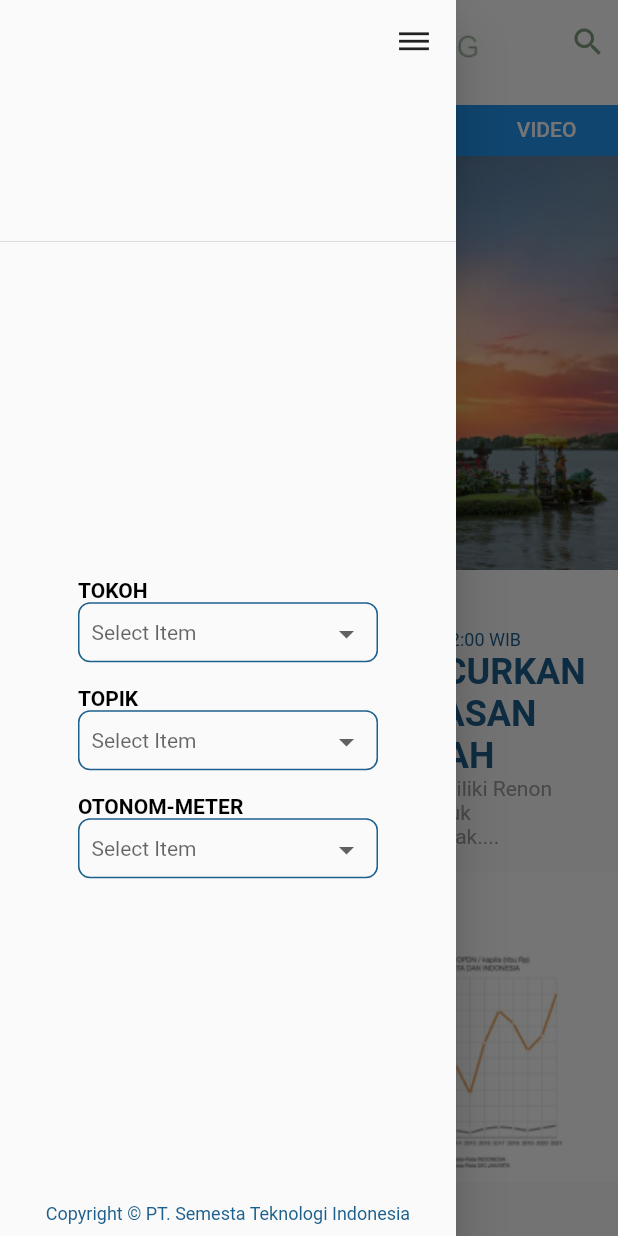
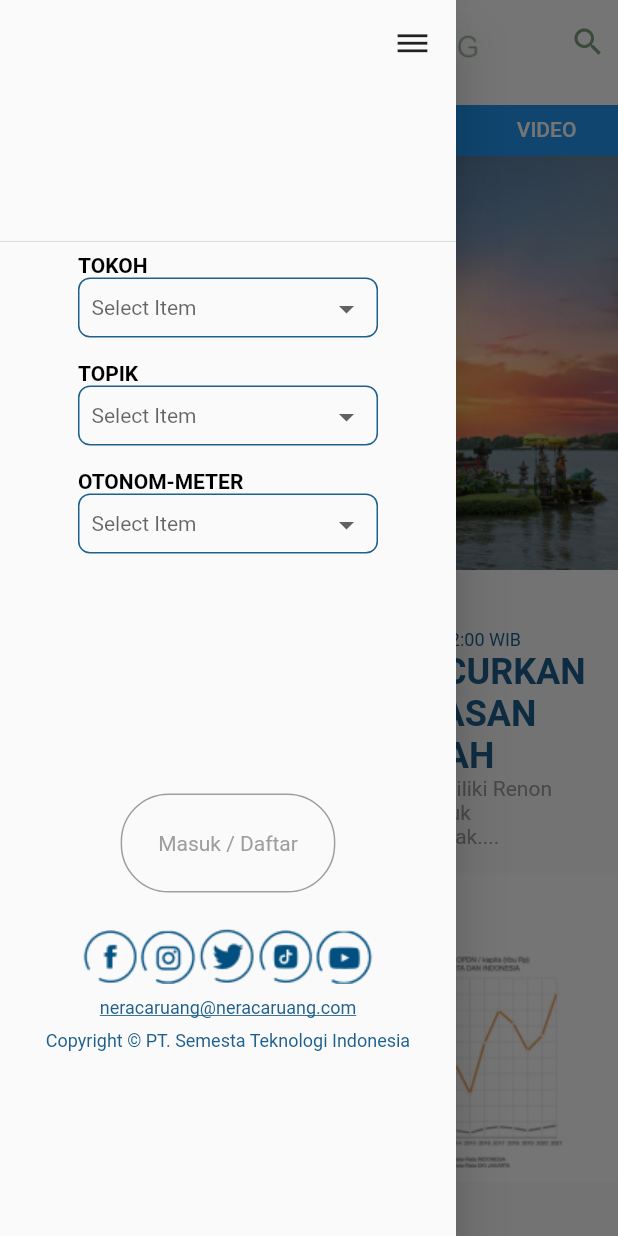
Before and after one commit to imaldi/flutter_neraca_ruang, a Flutter app: the screen it shows after launch, with the side drawer open, on a phone screen of 412 x 824 dp. Run offline on Flutter 3.47's test engine with Material 2 defaults, Android fonts, the phone set to English and light mode, and no system bars; drawn by our look-alikes of dropdown_button2.

Commit message:
done drawer

```diff
--- a/lib/main.dart
+++ b/lib/main.dart
@@ -82,10 +82,14 @@ class _MyHomePageState extends State<MyHomePage> {
           ],
         ),
         drawer: Drawer(
+          child: SingleChildScrollView(
             child: Column(
               mainAxisAlignment: MainAxisAlignment.spaceBetween,
               children: [
                 DrawerHeader(
+                    margin: EdgeInsets.all(0),
+                    decoration: BoxDecoration(
+                        border: Border.all(style: BorderStyle.none)),
                     child: Row(
                       crossAxisAlignment: CrossAxisAlignment.start,
                       mainAxisAlignment: MainAxisAlignment.end,
@@ -94,6 +98,43 @@ class _MyHomePageState extends State<MyHomePage> {
                       ],
                     )),
                 DrawerContent(),
+                SizedBox(
+                  height: 2 * extra,
+                ),
+                Container(
+                  padding: EdgeInsets.all(big),
+                  margin: EdgeInsets.symmetric(vertical: big),
+                  decoration: BoxDecoration(
+                      border: Border.all(color: Colors.grey),
+                      borderRadius: BorderRadius.all(Radius.circular(huge))),
+                  child: Text("Masuk / Daftar"),
+                ),
+                Column(
+                  mainAxisAlignment: MainAxisAlignment.end,
+                  children: [
+                    Padding(
+                      padding: const EdgeInsets.only(bottom: 8.0),
+                      child: Row(
+                        mainAxisAlignment: MainAxisAlignment.center,
+                        children: [
+                          Image.asset("assets/images/icon_facebook.png"),
+                          Image.asset("assets/images/icon_ig.png"),
+                          Image.asset("assets/images/icon_twitter.png"),
+                          Image.asset("assets/images/icon_tiktok.png"),
+                          Image.asset("assets/images/icon_youtube.png"),
+                        ],
+                      ),
+                    ),
+                    Padding(
+                      padding: const EdgeInsets.only(bottom: 8.0),
+                      child: Text(
+                        "neracaruang@neracaruang.com",
+                        style: Theme.of(context)
+                            .textTheme
+                            .bodySmall
+                            ?.copyWith(decoration: TextDecoration.underline),
+                      ),
+                    ),
                     Padding(
                       padding: const EdgeInsets.only(bottom: 8.0),
                       child: Text(
@@ -102,6 +143,9 @@ class _MyHomePageState extends State<MyHomePage> {
                       ),
                     ),
                   ],
+                ),
+              ],
+            ),
           ),
         ),
         body: SingleChildScrollView(
```
Also changed, not shown: assets/images/icon_facebook.png (added), assets/images/icon_ig.png (added), assets/images/icon_tiktok.png (added), assets/images/icon_twitter.png (added), assets/images/icon_youtube.png (added). Lines whose indentation alone changed are shown as unchanged.
